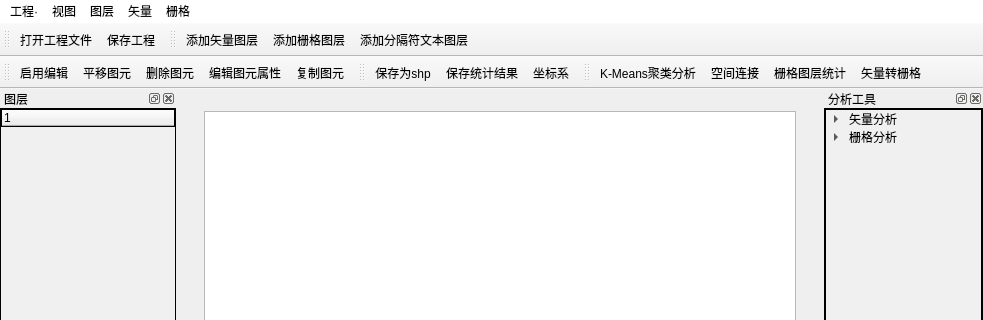
This is SearchJourney/MainWidget.ui in clydesanchez/SearchJourney as Qt 5 draws it before an edit; both pictures show x 0 to 983 and y 0 to 320 of the 983 by 765 pixel window. The edited form follows.
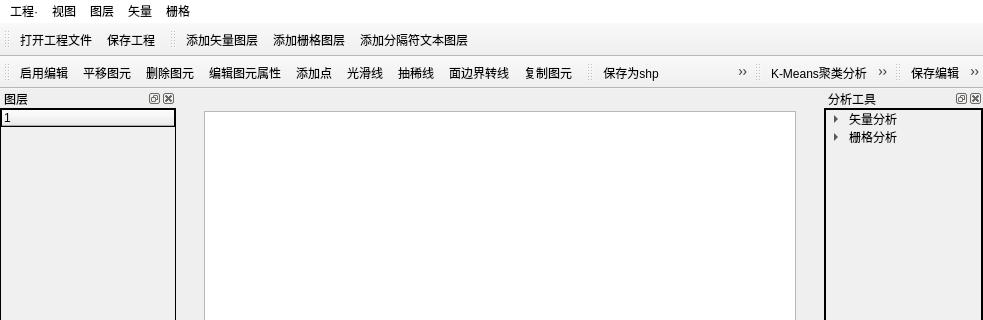
This is the edited form. Icons and pictures are not drawn. Custom widgets are drawn as their Qt base class.

Commit message: 添加点/添加单点注记/光滑抽稀线/撤回重做/面边界转线

The edit to the form file:
```diff
--- a/SearchJourney/MainWidget.ui
+++ b/SearchJourney/MainWidget.ui
@@ -391,6 +391,10 @@
    <addaction name="ctrlMoveAction"/>
    <addaction name="ctrlDeleteAction"/>
    <addaction name="ctrlEditAttriAction"/>
+   <addaction name="ctrlAddPointAction"/>
+   <addaction name="ctrlSmoothLineAction"/>
+   <addaction name="ctrlThiningLineAction"/>
+   <addaction name="ctrlPolygonToLineAction"/>
    <addaction name="ctrlCopyAction"/>
   </widget>
   <widget class="QToolBar" name="toolBar_3">
@@ -428,6 +432,20 @@
    <addaction name="ctrlRasterStatisticsAction"/>
    <addaction name="ctrlVecToRasAction"/>
   </widget>
+  <widget class="QToolBar" name="toolBar_5">
+   <property name="windowTitle">
+    <string>toolBar_5</string>
+   </property>
+   <attribute name="toolBarArea">
+    <enum>TopToolBarArea</enum>
+   </attribute>
+   <attribute name="toolBarBreak">
+    <bool>false</bool>
+   </attribute>
+   <addaction name="ctrlSaveEditAction"/>
+   <addaction name="ctrlUndoAction"/>
+   <addaction name="ctrlRedoAction"/>
+  </widget>
   <action name="ctrlOpenVectorAction">
    <property name="icon">
     <iconset resource="MainWidget.qrc">
@@ -617,6 +635,47 @@
     <string>栅格计算器...</string>
    </property>
   </action>
+  <action name="ctrlAddPointAction">
+   <property name="text">
+    <string>添加点</string>
+   </property>
+  </action>
+  <action name="ctrlSmoothLineAction">
+   <property name="text">
+    <string>光滑线</string>
+   </property>
+  </action>
+  <action name="ctrlThiningLineAction">
+   <property name="text">
+    <string>抽稀线</string>
+   </property>
+  </action>
+  <action name="ctrlPolygonToLineAction">
+   <property name="text">
+    <string>面边界转线</string>
+   </property>
+  </action>
+  <action name="ctrlUndoAction">
+   <property name="text">
+    <string>撤销</string>
+   </property>
+   <property name="shortcut">
+    <string>Ctrl+Z</string>
+   </property>
+  </action>
+  <action name="ctrlRedoAction">
+   <property name="text">
+    <string>反撤销</string>
+   </property>
+   <property name="shortcut">
+    <string>Ctrl+Y</string>
+   </property>
+  </action>
+  <action name="ctrlSaveEditAction">
+   <property name="text">
+    <string>保存编辑</string>
+   </property>
+  </action>
  </widget>
  <layoutdefault spacing="6" margin="11"/>
  <customwidgets>
```
Left out of the diff: 5 changed lines with no effect on the pictures. The commit also changes 12 other files.
